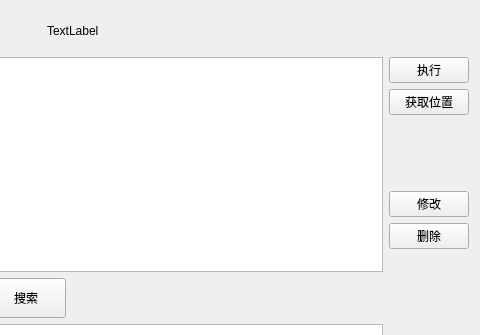
First picture: the form in Qt_Dev/v1.1/test_one/operatewindow.ui, repository xuezeao/git_program, before the edit; both pictures show x 349 to 829 and y 0 to 335 of the 829 by 527 pixel window.
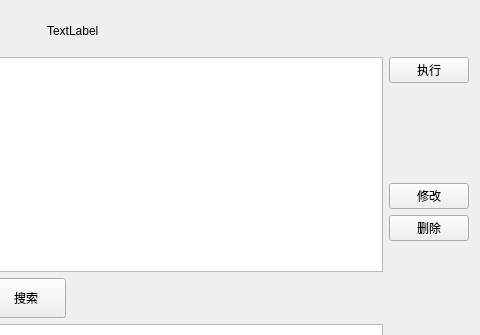
Second picture: the form after the edit.

The edit to the form file:
```diff
--- a/Qt_Dev/v1.1/test_one/operatewindow.ui
+++ b/Qt_Dev/v1.1/test_one/operatewindow.ui
@@ -72,7 +72,7 @@
         <widget class="QTableView" name="tableView_showExecuteInfo"/>
        </item>
        <item>
-        <layout class="QVBoxLayout" name="verticalLayout" stretch="1,0,3,1,1,1">
+        <layout class="QVBoxLayout" name="verticalLayout" stretch="1,3,1,1,1">
          <item>
           <widget class="QPushButton" name="Bt_execute">
            <property name="text">
@@ -80,13 +80,6 @@
            </property>
           </widget>
          </item>
-         <item>
-          <widget class="QPushButton" name="pBt_getPosition">
-           <property name="text">
-            <string>获取位置</string>
-           </property>
-          </widget>
-         </item>
          <item>
           <spacer name="verticalSpacer">
            <property name="orientation">
```
